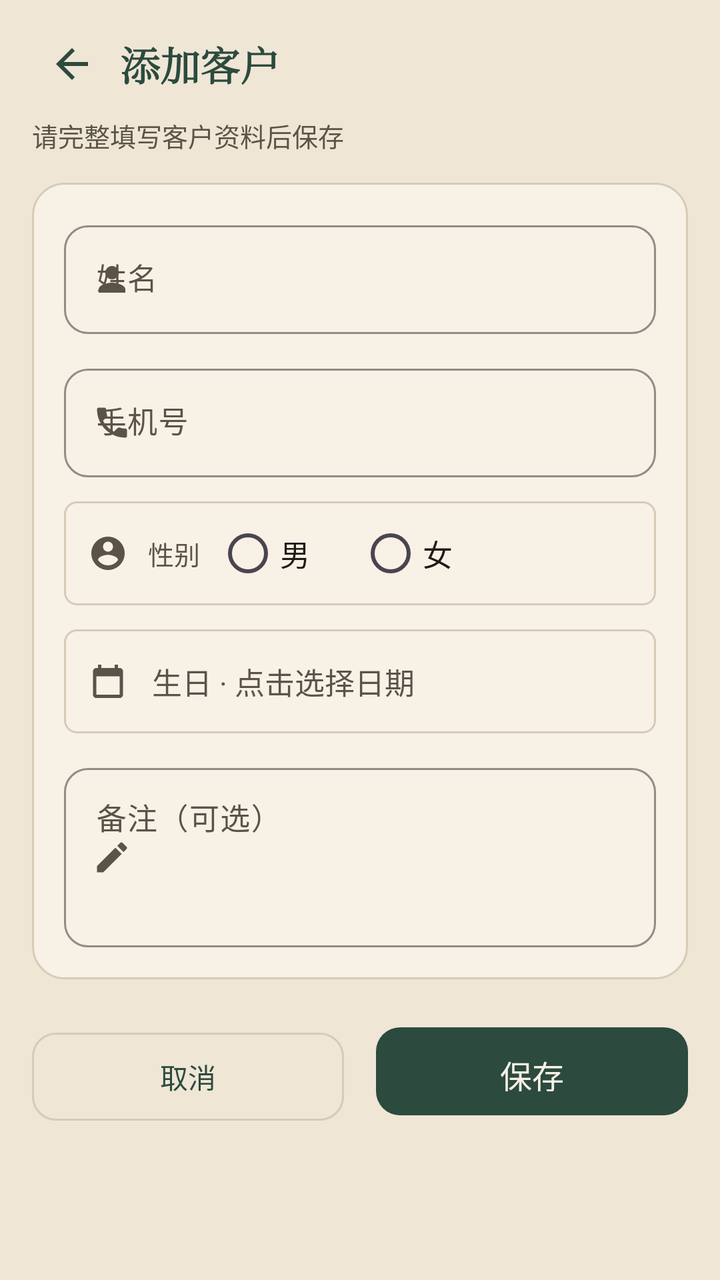
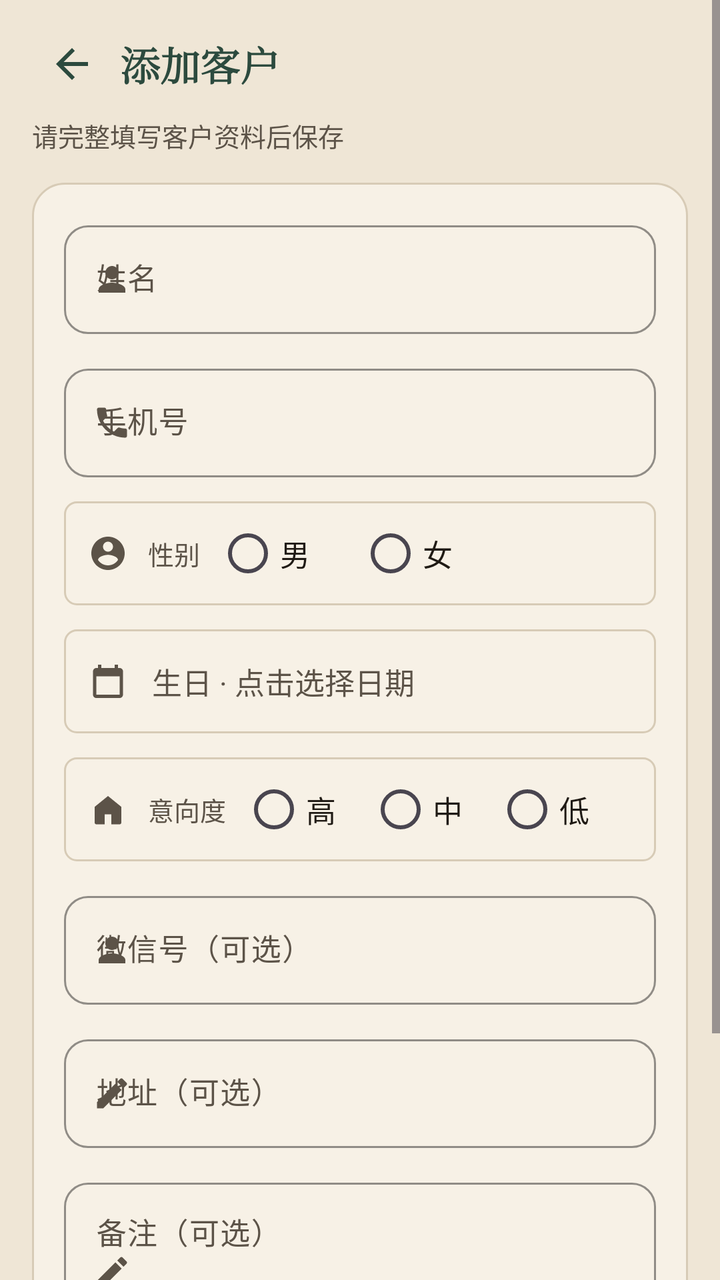

Compare the two renders of this Android layout. The source of the first and the diff that turns it into the second are given below.
<!-- AndroidManifest.xml: application theme Theme.HairClinic -->
<!-- res/layout/fragment_customer_edit.xml -->
<?xml version="1.0" encoding="utf-8"?>
<ScrollView xmlns:android="http://schemas.android.com/apk/res/android"
    xmlns:app="http://schemas.android.com/apk/res-auto"
    android:layout_width="match_parent"
    android:layout_height="match_parent"
    android:background="@color/paper"
    android:fillViewport="true">

    <LinearLayout
        android:layout_width="match_parent"
        android:layout_height="wrap_content"
        android:orientation="vertical"
        android:paddingHorizontal="16dp"
        android:paddingTop="8dp"
        android:paddingBottom="24dp">

        <LinearLayout
            android:layout_width="match_parent"
            android:layout_height="48dp"
            android:gravity="center_vertical"
            android:orientation="horizontal">
            <ImageButton
                android:id="@+id/backBtn"
                android:layout_width="40dp"
                android:layout_height="40dp"
                android:background="?attr/selectableItemBackgroundBorderless"
                android:contentDescription="返回"
                android:padding="8dp"
                android:scaleType="centerInside"
                android:src="@drawable/ic_nav_back"
                app:tint="@color/pine" />
            <TextView
                android:id="@+id/pageTitle"
                android:layout_width="0dp"
                android:layout_height="wrap_content"
                android:layout_marginStart="4dp"
                android:layout_weight="1"
                android:fontFamily="serif"
                android:text="添加客户"
                android:textColor="@color/pine"
                android:textSize="20sp"
                android:textStyle="bold" />
        </LinearLayout>

        <TextView
            android:layout_width="match_parent"
            android:layout_height="wrap_content"
            android:layout_marginTop="2dp"
            android:layout_marginBottom="14dp"
            android:text="请完整填写客户资料后保存"
            android:textColor="@color/ink_soft"
            android:textSize="13sp" />

        <LinearLayout
            android:layout_width="match_parent"
            android:layout_height="wrap_content"
            android:background="@drawable/bg_card"
            android:orientation="vertical"
            android:padding="16dp">

            <com.google.android.material.textfield.TextInputLayout
                style="@style/Widget.XinShang.TextInput"
                android:layout_width="match_parent"
                android:layout_height="wrap_content"
                android:hint="姓名"
                app:startIconDrawable="@drawable/ic_form_person">
                <com.google.android.material.textfield.TextInputEditText
                    android:id="@+id/inputName"
                    android:layout_width="match_parent"
                    android:layout_height="wrap_content"
                    android:inputType="textPersonName"
                    android:textColor="@color/ink"
                    android:textSize="15sp" />
            </com.google.android.material.textfield.TextInputLayout>

            <com.google.android.material.textfield.TextInputLayout
                style="@style/Widget.XinShang.TextInput"
                android:layout_width="match_parent"
                android:layout_height="wrap_content"
                android:layout_marginTop="12dp"
                android:hint="手机号"
                app:startIconDrawable="@drawable/ic_form_phone">
                <com.google.android.material.textfield.TextInputEditText
                    android:id="@+id/inputPhone"
                    android:layout_width="match_parent"
                    android:layout_height="wrap_content"
                    android:inputType="phone"
                    android:textColor="@color/ink"
                    android:textSize="15sp" />
            </com.google.android.material.textfield.TextInputLayout>

            <LinearLayout
                android:layout_width="match_parent"
                android:layout_height="52dp"
                android:layout_marginTop="12dp"
                android:background="@drawable/bg_form_panel"
                android:gravity="center_vertical"
                android:orientation="horizontal"
                android:paddingHorizontal="12dp">
                <ImageView
                    android:layout_width="20dp"
                    android:layout_height="20dp"
                    android:contentDescription="@null"
                    android:src="@drawable/ic_form_gender" />
                <TextView
                    android:layout_width="wrap_content"
                    android:layout_height="wrap_content"
                    android:layout_marginStart="10dp"
                    android:text="性别"
                    android:textColor="@color/ink_soft"
                    android:textSize="13sp" />
                <RadioGroup
                    android:id="@+id/inputGender"
                    android:layout_width="match_parent"
                    android:layout_height="wrap_content"
                    android:layout_marginStart="8dp"
                    android:orientation="horizontal">
                    <RadioButton
                        android:id="@+id/genderMale"
                        android:layout_width="wrap_content"
                        android:layout_height="wrap_content"
                        android:buttonTint="@color/pine"
                        android:minWidth="0dp"
                        android:text="男"
                        android:textColor="@color/ink"
                        android:textSize="15sp" />
                    <RadioButton
                        android:id="@+id/genderFemale"
                        android:layout_width="wrap_content"
                        android:layout_height="wrap_content"
                        android:layout_marginStart="24dp"
                        android:buttonTint="@color/pine"
                        android:minWidth="0dp"
                        android:text="女"
                        android:textColor="@color/ink"
                        android:textSize="15sp" />
                </RadioGroup>
            </LinearLayout>

            <LinearLayout
                android:layout_width="match_parent"
                android:layout_height="52dp"
                android:layout_marginTop="12dp"
                android:background="@drawable/bg_form_panel"
                android:gravity="center_vertical"
                android:orientation="horizontal"
                android:paddingHorizontal="12dp">
                <ImageView
                    android:layout_width="20dp"
                    android:layout_height="20dp"
                    android:contentDescription="@null"
                    android:src="@drawable/ic_form_date" />
                <TextView
                    android:id="@+id/inputBirthday"
                    android:layout_width="0dp"
                    android:layout_height="match_parent"
                    android:layout_marginStart="12dp"
                    android:layout_weight="1"
                    android:gravity="center_vertical"
                    android:hint="生日 · 点击选择日期"
                    android:textColor="@color/ink"
                    android:textColorHint="@color/ink_soft"
                    android:textSize="15sp" />
            </LinearLayout>

            <com.google.android.material.textfield.TextInputLayout
                style="@style/Widget.XinShang.TextInput"
                android:layout_width="match_parent"
                android:layout_height="wrap_content"
                android:layout_marginTop="12dp"
                android:hint="备注（可选）"
                app:startIconDrawable="@drawable/ic_form_note">
                <com.google.android.material.textfield.TextInputEditText
                    android:id="@+id/inputNotes"
                    android:layout_width="match_parent"
                    android:layout_height="wrap_content"
                    android:gravity="top"
                    android:inputType="textMultiLine"
                    android:minLines="3"
                    android:textColor="@color/ink"
                    android:textSize="15sp" />
            </com.google.android.material.textfield.TextInputLayout>
        </LinearLayout>

        <LinearLayout
            android:layout_width="match_parent"
            android:layout_height="wrap_content"
            android:layout_marginTop="20dp"
            android:orientation="horizontal">
            <com.google.android.material.button.MaterialButton
                android:id="@+id/cancelBtn"
                style="@style/Widget.XinShang.Button.Ghost"
                android:layout_width="0dp"
                android:layout_height="52dp"
                android:layout_marginEnd="8dp"
                android:layout_weight="1"
                android:text="取消" />
            <com.google.android.material.button.MaterialButton
                android:id="@+id/saveBtn"
                android:layout_width="0dp"
                android:layout_height="52dp"
                android:layout_marginStart="8dp"
                android:layout_weight="1"
                android:text="保存"
                android:textSize="16sp"
                app:backgroundTint="@color/pine"
                app:cornerRadius="12dp" />
        </LinearLayout>

        <LinearLayout
            android:id="@+id/visitSection"
            android:layout_width="match_parent"
            android:layout_height="wrap_content"
            android:layout_marginTop="20dp"
            android:background="@drawable/bg_card"
            android:orientation="vertical"
            android:padding="16dp"
            android:visibility="gone">

            <LinearLayout
                android:layout_width="match_parent"
                android:layout_height="wrap_content"
                android:gravity="center_vertical"
                android:orientation="horizontal">
                <TextView
                    android:layout_width="0dp"
                    android:layout_height="wrap_content"
                    android:layout_weight="1"
                    android:text="回访记录"
                    android:textColor="@color/pine"
                    android:textSize="16sp"
                    android:textStyle="bold" />
                <com.google.android.material.button.MaterialButton
                    android:id="@+id/addVisitBtn"
                    style="@style/Widget.XinShang.Button.Ghost"
                    android:layout_width="wrap_content"
                    android:layout_height="40dp"
                    android:insetTop="0dp"
                    android:insetBottom="0dp"
                    android:minWidth="0dp"
                    android:text="添加回访"
                    app:cornerRadius="10dp" />
            </LinearLayout>

            <TextView
                android:id="@+id/visitEmpty"
                android:layout_width="match_parent"
                android:layout_height="wrap_content"
                android:layout_marginTop="10dp"
                android:text="暂无回访，点击右上角添加"
                android:textColor="@color/ink_soft"
                android:textSize="13sp" />

            <LinearLayout
                android:id="@+id/visitBox"
                android:layout_width="match_parent"
                android:layout_height="wrap_content"
                android:layout_marginTop="10dp"
                android:orientation="vertical" />
        </LinearLayout>
    </LinearLayout>
</ScrollView>
<!-- resources referenced by this layout -->
<resources>
  <color name="ink">#1F1A14</color>
  <color name="ink_soft">#5C5348</color>
  <color name="paper">#EFE6D6</color>
  <color name="pine">#2C4A3E</color>
  <!-- drawable bg_card (drawable) -->
  <?xml version="1.0" encoding="utf-8"?>
  <shape xmlns:android="http://schemas.android.com/apk/res/android">
      <solid android:color="@color/paper2" />
      <stroke android:width="1dp" android:color="@color/line" />
      <corners android:radius="16dp" />
  </shape>
  <!-- drawable bg_form_panel (drawable) -->
  <?xml version="1.0" encoding="utf-8"?>
  <shape xmlns:android="http://schemas.android.com/apk/res/android">
      <solid android:color="@color/paper2" />
      <stroke android:width="1dp" android:color="@color/line" />
      <corners android:radius="6dp" />
  </shape>
  <!-- drawable ic_form_date (drawable) -->
  <?xml version="1.0" encoding="utf-8"?>
  <vector xmlns:android="http://schemas.android.com/apk/res/android"
      android:width="20dp"
      android:height="20dp"
      android:viewportWidth="24"
      android:viewportHeight="24">
      <path
          android:fillColor="#5C5348"
          android:pathData="M19,4h-1V2h-2v2H8V2H6v2H5C3.89,4 3.01,4.9 3.01,6L3,20c0,1.1 0.89,2 2,2h14c1.1,0 2,-0.9 2,-2V6c0,-1.1 -0.9,-2 -2,-2zM19,20H5V9h14v11z" />
  </vector>
  <!-- drawable ic_form_person (drawable) -->
  <?xml version="1.0" encoding="utf-8"?>
  <vector xmlns:android="http://schemas.android.com/apk/res/android"
      android:width="20dp"
      android:height="20dp"
      android:viewportWidth="24"
      android:viewportHeight="24">
      <path
          android:fillColor="#5C5348"
          android:pathData="M12,12c2.21,0 4,-1.79 4,-4s-1.79,-4 -4,-4 -4,1.79 -4,4 1.79,4 4,4zM12,14c-2.67,0 -8,1.34 -8,4v2h16v-2c0,-2.66 -5.33,-4 -8,-4z" />
  </vector>
  <!-- drawable ic_nav_back (drawable) -->
  <?xml version="1.0" encoding="utf-8"?>
  <vector xmlns:android="http://schemas.android.com/apk/res/android"
      android:width="24dp"
      android:height="24dp"
      android:viewportWidth="24"
      android:viewportHeight="24">
      <path
          android:fillColor="#1F1A14"
          android:pathData="M20,11H7.83l5.59,-5.59L12,4l-8,8 8,8 1.41,-1.41L7.83,13H20v-2z" />
  </vector>
  <style name="Widget.XinShang.Button.Ghost" parent="Widget.Material3.Button.OutlinedButton">
          <item name="strokeColor">@color/line</item>
          <item name="strokeWidth">1dp</item>
          <item name="android:textColor">@color/pine</item>
          <item name="cornerRadius">12dp</item>
          <item name="android:textAllCaps">false</item>
          <item name="android:letterSpacing">0</item>
      </style>
  <color name="paper2">#F7F1E6</color>
  <color name="line">#D7CBB6</color>
  <color name="pine2">#3D6656</color>
  <color name="cinnabar">#B4452A</color>
  <style name="Widget.XinShang.Button" parent="Widget.Material3.Button">
          <item name="backgroundTint">@color/pine</item>
          <item name="android:textColor">@color/paper2</item>
          <item name="cornerRadius">12dp</item>
          <item name="android:paddingTop">12dp</item>
          <item name="android:paddingBottom">12dp</item>
          <item name="android:textAllCaps">false</item>
          <item name="android:letterSpacing">0</item>
      </style>
  <style name="ThemeOverlay.XinShang.Dialog" parent="ThemeOverlay.Material3.MaterialAlertDialog">
          <item name="colorPrimary">@color/pine</item>
          <item name="colorSurface">@color/paper2</item>
          <item name="colorOnSurface">@color/ink</item>
      </style>
  <!-- unchanged entries left out for length: 5 -->
</resources>

<!-- the commit's change to res/layout/fragment_customer_edit.xml (unified diff, before → after) -->
@@ -163,6 +163,96 @@
                     android:textSize="15sp" />
             </LinearLayout>
 
+            <LinearLayout
+                android:layout_width="match_parent"
+                android:layout_height="52dp"
+                android:layout_marginTop="12dp"
+                android:background="@drawable/bg_form_panel"
+                android:gravity="center_vertical"
+                android:orientation="horizontal"
+                android:paddingHorizontal="12dp">
+                <ImageView
+                    android:layout_width="20dp"
+                    android:layout_height="20dp"
+                    android:contentDescription="@null"
+                    android:src="@drawable/ic_form_graft" />
+                <TextView
+                    android:layout_width="wrap_content"
+                    android:layout_height="wrap_content"
+                    android:layout_marginStart="10dp"
+                    android:text="意向度"
+                    android:textColor="@color/ink_soft"
+                    android:textSize="13sp" />
+                <RadioGroup
+                    android:id="@+id/inputIntention"
+                    android:layout_width="match_parent"
+                    android:layout_height="wrap_content"
+                    android:layout_marginStart="8dp"
+                    android:orientation="horizontal">
+                    <RadioButton
+                        android:id="@+id/intentionHigh"
+                        android:layout_width="wrap_content"
+                        android:layout_height="wrap_content"
+                        android:buttonTint="@color/pine"
+                        android:minWidth="0dp"
+                        android:text="高"
+                        android:textColor="@color/ink"
+                        android:textSize="15sp" />
+                    <RadioButton
+                        android:id="@+id/intentionMid"
+                        android:layout_width="wrap_content"
+                        android:layout_height="wrap_content"
+                        android:layout_marginStart="16dp"
+                        android:buttonTint="@color/pine"
+                        android:minWidth="0dp"
+                        android:text="中"
+                        android:textColor="@color/ink"
+                        android:textSize="15sp" />
+                    <RadioButton
+                        android:id="@+id/intentionLow"
+                        android:layout_width="wrap_content"
+                        android:layout_height="wrap_content"
+                        android:layout_marginStart="16dp"
+                        android:buttonTint="@color/pine"
+                        android:minWidth="0dp"
+                        android:text="低"
+                        android:textColor="@color/ink"
+                        android:textSize="15sp" />
+                </RadioGroup>
+            </LinearLayout>
+
+            <com.google.android.material.textfield.TextInputLayout
+                style="@style/Widget.XinShang.TextInput"
+                android:layout_width="match_parent"
+                android:layout_height="wrap_content"
+                android:layout_marginTop="12dp"
+                android:hint="微信号（可选）"
+                app:startIconDrawable="@drawable/ic_form_person">
+                <com.google.android.material.textfield.TextInputEditText
+                    android:id="@+id/inputWechat"
+                    android:layout_width="match_parent"
+                    android:layout_height="wrap_content"
+                    android:inputType="text"
+                    android:textColor="@color/ink"
+                    android:textSize="15sp" />
+            </com.google.android.material.textfield.TextInputLayout>
+
+            <com.google.android.material.textfield.TextInputLayout
+                style="@style/Widget.XinShang.TextInput"
+                android:layout_width="match_parent"
+                android:layout_height="wrap_content"
+                android:layout_marginTop="12dp"
+                android:hint="地址（可选）"
+                app:startIconDrawable="@drawable/ic_form_note">
+                <com.google.android.material.textfield.TextInputEditText
+                    android:id="@+id/inputAddress"
+                    android:layout_width="match_parent"
+                    android:layout_height="wrap_content"
+                    android:inputType="textPostalAddress"
+                    android:textColor="@color/ink"
+                    android:textSize="15sp" />
+            </com.google.android.material.textfield.TextInputLayout>
+
             <com.google.android.material.textfield.TextInputLayout
                 style="@style/Widget.XinShang.TextInput"
                 android:layout_width="match_parent"
@@ -258,5 +348,40 @@
                 android:layout_marginTop="10dp"
                 android:orientation="vertical" />
         </LinearLayout>
+
+        <LinearLayout
+            android:id="@+id/orderSection"
+            android:layout_width="match_parent"
+            android:layout_height="wrap_content"
+            android:layout_marginTop="16dp"
+            android:background="@drawable/bg_card"
+            android:orientation="vertical"
+            android:padding="16dp"
+            android:visibility="gone">
+
+            <TextView
+                android:layout_width="match_parent"
+                android:layout_height="wrap_content"
+                android:text="订单记录"
+                android:textColor="@color/pine"
+                android:textSize="16sp"
+                android:textStyle="bold" />
+
+            <TextView
+                android:id="@+id/orderEmpty"
+                android:layout_width="match_parent"
+                android:layout_height="wrap_content"
+                android:layout_marginTop="10dp"
+                android:text="暂无订单"
+                android:textColor="@color/ink_soft"
+                android:textSize="13sp" />
+
+            <LinearLayout
+                android:id="@+id/orderBox"
+                android:layout_width="match_parent"
+                android:layout_height="wrap_content"
+                android:layout_marginTop="10dp"
+                android:orientation="vertical" />
+        </LinearLayout>
     </LinearLayout>
 </ScrollView>
<!-- resource entries referenced after the edit -->
@@ -28,6 +28,17 @@
       <path
           android:fillColor="#5C5348"
           android:pathData="M19,4h-1V2h-2v2H8V2H6v2H5C3.89,4 3.01,4.9 3.01,6L3,20c0,1.1 0.89,2 2,2h14c1.1,0 2,-0.9 2,-2V6c0,-1.1 -0.9,-2 -2,-2zM19,20H5V9h14v11z" />
+  </vector>
+  <!-- drawable ic_form_graft (drawable) -->
+  <?xml version="1.0" encoding="utf-8"?>
+  <vector xmlns:android="http://schemas.android.com/apk/res/android"
+      android:width="20dp"
+      android:height="20dp"
+      android:viewportWidth="24"
+      android:viewportHeight="24">
+      <path
+          android:fillColor="#5C5348"
+          android:pathData="M4,10.5L12,4l8,6.5V20c0,0.55 -0.45,1 -1,1h-5v-6H10v6H5c-0.55,0 -1,-0.45 -1,-1v-9.5z" />
   </vector>
   <!-- drawable ic_form_person (drawable) -->
   <?xml version="1.0" encoding="utf-8"?>
